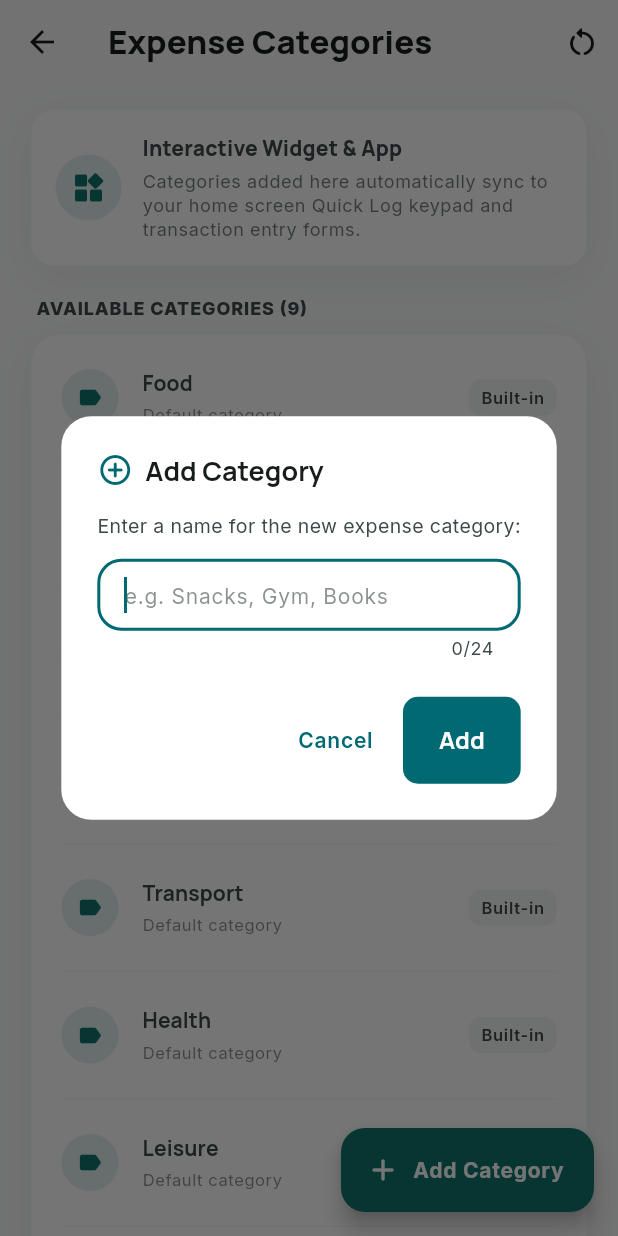
After one commit to abhilashmamminiyan/manikutti_mobile, a Flutter app: the CategoryPreferencesScreen screen opened directly, after a tap on "Add Category", on a phone screen of 412 x 824 dp. The commit adds this screen. Run offline on Flutter 3.47's test engine with Material 3 defaults, Android fonts, the phone set to English and light mode, and no system bars; our stand-ins replace connectivity_plus, file_picker, flutter_local_notifications, flutter_secure_storage, google_fonts, image_picker and 6 more; missing offline and left inert: google_mlkit_text_recognition, home_widget, syncfusion_flutter_pdf, workmanager; accounts and stored records are empty.

Commit message:
feat: interactive keypad home widget and category preferences

```diff
--- /dev/null
+++ b/lib/screens/category_preferences_screen.dart
@@ -0,0 +1,445 @@
+import 'package:flutter/material.dart';
+import '../services/category_service.dart';
+import '../theme/app_theme.dart';
+
+class CategoryPreferencesScreen extends StatefulWidget {
+  const CategoryPreferencesScreen({super.key});
+
+  @override
+  State<CategoryPreferencesScreen> createState() =>
+      _CategoryPreferencesScreenState();
+}
+
+class _CategoryPreferencesScreenState extends State<CategoryPreferencesScreen> {
+  final TextEditingController _categoryController = TextEditingController();
+  List<String> _categories = [];
+  bool _isLoading = true;
+
+  @override
+  void initState() {
+    super.initState();
+    _loadCategories();
+  }
+
+  @override
+  void dispose() {
+    _categoryController.dispose();
+    super.dispose();
+  }
+
+  Future<void> _loadCategories() async {
+    final list = await CategoryService.instance.getExpenseCategories();
+    if (mounted) {
+      setState(() {
+        _categories = list;
+        _isLoading = false;
+      });
+    }
+  }
+
+  void _showAddCategoryDialog() {
+    _categoryController.clear();
+    showDialog(
+      context: context,
+      builder: (ctx) {
+        return AlertDialog(
+          shape: RoundedRectangleBorder(
+            borderRadius: BorderRadius.circular(20),
+          ),
+          title: const Row(
+            children: [
+              Icon(Icons.add_circle_outline_rounded, color: AppTheme.primary),
+              SizedBox(width: 8),
+              Text(
+                'Add Category',
+                style: TextStyle(fontWeight: FontWeight.bold, fontSize: 18),
+              ),
+            ],
+          ),
+          content: Column(
+            mainAxisSize: MainAxisSize.min,
+            crossAxisAlignment: CrossAxisAlignment.start,
+            children: [
+              const Text(
+                'Enter a name for the new expense category:',
+                style: TextStyle(fontSize: 13, color: AppTheme.onSurfaceVariant),
+              ),
+              const SizedBox(height: 12),
+              TextField(
+                controller: _categoryController,
+                autofocus: true,
+                maxLength: 24,
+                textCapitalization: TextCapitalization.words,
+                decoration: InputDecoration(
+                  hintText: 'e.g. Snacks, Gym, Books',
+                  border: OutlineInputBorder(
+                    borderRadius: BorderRadius.circular(12),
+                  ),
+                  filled: true,
+                  contentPadding: const EdgeInsets.symmetric(
+                    horizontal: 14,
+                    vertical: 12,
+                  ),
+                ),
+              ),
+            ],
+          ),
+          actions: [
+            TextButton(
+              onPressed: () => Navigator.pop(ctx),
+              child: const Text('Cancel'),
+            ),
+            ElevatedButton(
+              onPressed: () async {
+                final name = _categoryController.text.trim();
+                if (name.isEmpty) return;
+
+                final success = await CategoryService.instance.addCategory(name);
+                if (ctx.mounted) {
+                  Navigator.pop(ctx);
+                }
+                if (success) {
+                  await _loadCategories();
+                  if (mounted) {
+                    ScaffoldMessenger.of(context).showSnackBar(
+                      SnackBar(
+                        content: Text('Category "$name" added successfully!'),
+                        backgroundColor: AppTheme.primary,
+                        behavior: SnackBarBehavior.floating,
+                      ),
+                    );
+                  }
+                } else {
+                  if (mounted) {
+                    ScaffoldMessenger.of(context).showSnackBar(
+                      SnackBar(
+                        content: Text('Category "$name" already exists.'),
+                        backgroundColor: Colors.redAccent,
+                        behavior: SnackBarBehavior.floating,
+                      ),
+                    );
+                  }
+                }
+              },
+              style: ElevatedButton.styleFrom(
+                backgroundColor: AppTheme.primary,
+                foregroundColor: Colors.white,
+                shape: RoundedRectangleBorder(
+                  borderRadius: BorderRadius.circular(10),
+                ),
+              ),
+              child: const Text('Add'),
+            ),
+          ],
+        );
+      },
+    );
+  }
+
+  void _confirmDeleteCategory(String category) {
+    showDialog(
+      context: context,
+      builder: (ctx) => AlertDialog(
+        shape: RoundedRectangleBorder(borderRadius: BorderRadius.circular(20)),
+        title: const Text('Delete Category?'),
+        content: Text('Are you sure you want to remove "$category"?'),
+        actions: [
+          TextButton(
+            onPressed: () => Navigator.pop(ctx),
+            child: const Text('Cancel'),
+          ),
+          ElevatedButton(
+            onPressed: () async {
+              Navigator.pop(ctx);
+              final success = await CategoryService.instance.removeCategory(
+                category,
+              );
+              if (success) {
+                await _loadCategories();
+                if (mounted) {
+                  ScaffoldMessenger.of(context).showSnackBar(
+                    SnackBar(
+                      content: Text('Removed "$category"'),
+                      behavior: SnackBarBehavior.floating,
+                    ),
+                  );
+                }
+              }
+            },
+            style: ElevatedButton.styleFrom(
+              backgroundColor: Colors.redAccent,
+              foregroundColor: Colors.white,
+            ),
+            child: const Text('Delete'),
+          ),
+        ],
+      ),
+    );
+  }
+
+  void _confirmResetDefaults() {
+    showDialog(
+      context: context,
+      builder: (ctx) => AlertDialog(
+        shape: RoundedRectangleBorder(borderRadius: BorderRadius.circular(20)),
+        title: const Text('Reset Categories?'),
+        content: const Text(
+          'This will restore the original default expense categories.',
+        ),
+        actions: [
+          TextButton(
+            onPressed: () => Navigator.pop(ctx),
+            child: const Text('Cancel'),
+          ),
+          ElevatedButton(
+            onPressed: () async {
+              Navigator.pop(ctx);
+              await CategoryService.instance.resetToDefaults();
+              await _loadCategories();
+              if (mounted) {
+                ScaffoldMessenger.of(context).showSnackBar(
+                  const SnackBar(
+                    content: Text('Categories reset to defaults'),
+                    behavior: SnackBarBehavior.floating,
+                  ),
+                );
+              }
+            },
+            child: const Text('Reset'),
+          ),
+        ],
+      ),
+    );
+  }
+
+  @override
+  Widget build(BuildContext context) {
+    final theme = Theme.of(context);
+    final isDark = theme.brightness == Brightness.dark;
+
+    return Scaffold(
+      appBar: AppBar(
+        title: Text(
+          'Expense Categories',
+          style: theme.textTheme.titleLarge?.copyWith(
+            fontWeight: FontWeight.w800,
+          ),
+        ),
+        actions: [
+          IconButton(
+            icon: const Icon(Icons.restart_alt_rounded),
+            tooltip: 'Reset to Defaults',
+            onPressed: _confirmResetDefaults,
+          ),
+        ],
+      ),
+      body: _isLoading
+          ? const Center(child: CircularProgressIndicator())
+          : ListView(
+              padding: const EdgeInsets.symmetric(horizontal: 20, vertical: 16),
+              children: [
+                // Info Card
+                Container(
+                  padding: const EdgeInsets.all(16),
+                  decoration: BoxDecoration(
+                    color: isDark
+                        ? AppTheme.darkSurfaceContainerLowest
+                        : AppTheme.surfaceContainerLowest,
+                    borderRadius: BorderRadius.circular(16),
+                    border: Border.all(
+                      color: isDark
+                          ? const Color(0xFF2C3233)
+                          : AppTheme.outlineVariant.withOpacity(0.18),
+                    ),
+                    boxShadow: AppTheme.ambientCardShadow,
+                  ),
+                  child: Row(
+                    children: [
+                      Container(
+                        padding: const EdgeInsets.all(10),
+                        decoration: BoxDecoration(
+                          color: const Color(0xFF0F766E).withOpacity(0.12),
+                          shape: BoxShape.circle,
+                        ),
+                        child: const Icon(
+                          Icons.widgets_rounded,
+                          color: Color(0xFF0F766E),
+                          size: 24,
+                        ),
+                      ),
+                      const SizedBox(width: 14),
+                      Expanded(
+                        child: Column(
+                          crossAxisAlignment: CrossAxisAlignment.start,
+                          children: [
+                            Text(
+                              'Interactive Widget & App',
+                              style: theme.textTheme.titleSmall?.copyWith(
+                                fontWeight: FontWeight.w800,
+                              ),
+                            ),
+                            const SizedBox(height: 4),
+                            Text(
+                              'Categories added here automatically sync to your home screen Quick Log keypad and transaction entry forms.',
+                              style: theme.textTheme.bodySmall?.copyWith(
+                                color: isDark
+                                    ? AppTheme.darkOnSurfaceVariant
+                                    : AppTheme.onSurfaceVariant.withOpacity(
+                                        0.7,
+                                      ),
+                              ),
+                            ),
+                          ],
+                        ),
+                      ),
+                    ],
+                  ),
+                ),
+                const SizedBox(height: 20),
+
+                // Categories Header
+                Padding(
+                  padding: const EdgeInsets.only(left: 4, bottom: 8),
+                  child: Row(
+                    mainAxisAlignment: MainAxisAlignment.spaceBetween,
+                    children: [
+                      Text(
+                        'AVAILABLE CATEGORIES (${_categories.length})',
+                        style: theme.textTheme.labelMedium?.copyWith(
+                          fontWeight: FontWeight.w800,
+                          color: isDark
+                              ? AppTheme.darkOnSurfaceVariant
+                              : AppTheme.onSurfaceVariant,
+                          letterSpacing: 0.6,
+                        ),
+                      ),
+                    ],
+                  ),
+                ),
+
+                // Categories Card List
+                Container(
+                  decoration: BoxDecoration(
+                    color: isDark
+                        ? AppTheme.darkSurfaceContainerLowest
+                        : AppTheme.surfaceContainerLowest,
+                    borderRadius: BorderRadius.circular(20),
+                    border: Border.all(
+                      color: isDark
+                          ? const Color(0xFF2C3233)
+                          : AppTheme.outlineVariant.withOpacity(0.18),
+                    ),
+                    boxShadow: AppTheme.ambientCardShadow,
+                  ),
+                  child: ListView.separated(
+                    shrinkWrap: true,
+                    physics: const NeverScrollableScrollPhysics(),
+                    itemCount: _categories.length,
+                    separatorBuilder: (context, index) => Padding(
+                      padding: const EdgeInsets.symmetric(horizontal: 20),
+                      child: Divider(
+                        height: 1,
+                        color: isDark
+                            ? const Color(0xFF2C3233)
+                            : AppTheme.outlineVariant.withOpacity(0.15),
+                      ),
+                    ),
+                    itemBuilder: (context, index) {
+                      final category = _categories[index];
+                      final isDefault =
+                          CategoryService.defaultCategories.contains(category);
+
+                      return ListTile(
+                        contentPadding: const EdgeInsets.symmetric(
+                          horizontal: 20,
+                          vertical: 6,
+                        ),
+                        leading: Container(
+                          width: 38,
+                          height: 38,
+                          decoration: BoxDecoration(
+                            color: isDefault
+                                ? const Color(0xFF0F766E).withOpacity(0.12)
+                                : const Color(0xFF0284C7).withOpacity(0.12),
+                            shape: BoxShape.circle,
+                          ),
+                          child: Center(
+                            child: Icon(
+                              isDefault
+                                  ? Icons.label_rounded
+                                  : Icons.star_rounded,
+                              size: 18,
+                              color: isDefault
+                                  ? const Color(0xFF0F766E)
+                                  : const Color(0xFF0284C7),
+                            ),
+                          ),
+                        ),
+                        title: Text(
+                          category,
+                          style: theme.textTheme.titleSmall?.copyWith(
+                            fontWeight: FontWeight.w700,
+                          ),
+                        ),
+                        subtitle: Text(
+                          isDefault ? 'Default category' : 'Custom category',
+                          style: theme.textTheme.bodySmall?.copyWith(
+                            fontSize: 11,
+                            color: isDark
+                                ? AppTheme.darkOnSurfaceVariant
+                                : AppTheme.onSurfaceVariant.withOpacity(0.6),
+                          ),
+                        ),
+                        trailing: isDefault
+                            ? Container(
+                                padding: const EdgeInsets.symmetric(
+                                  horizontal: 8,
+                                  vertical: 4,
+                                ),
+                                decoration: BoxDecoration(
+                                  color: isDark
+                                      ? AppTheme.darkSurfaceContainer
+                                      : AppTheme.surfaceContainerLow,
+                                  borderRadius: BorderRadius.circular(8),
+                                ),
+                                child: Text(
+                                  'Built-in',
+                                  style: TextStyle(
+                                    fontSize: 11,
+                                    color: isDark
+                                        ? AppTheme.darkOnSurfaceVariant
+                                        : AppTheme.onSurfaceVariant,
+                                    fontWeight: FontWeight.w600,
+                                  ),
+                                ),
+                              )
+                            : IconButton(
+                                icon: const Icon(
+                                  Icons.delete_outline_rounded,
+                                  color: Colors.redAccent,
+                                  size: 20,
+                                ),
+                                tooltip: 'Remove Category',
+                                onPressed: () =>
+                                    _confirmDeleteCategory(category),
+                              ),
+                      );
+                    },
+                  ),
+                ),
+                const SizedBox(height: 80),
+              ],
+            ),
+      floatingActionButton: FloatingActionButton.extended(
+        onPressed: _showAddCategoryDialog,
+        backgroundColor: const Color(0xFF0F766E),
+        foregroundColor: Colors.white,
+        icon: const Icon(Icons.add_rounded),
+        label: const Text(
+          'Add Category',
+          style: TextStyle(fontWeight: FontWeight.bold),
+        ),
+      ),
+    );
+  }
+}
--- /dev/null
+++ b/lib/services/category_service.dart
@@ -0,0 +1,96 @@
+import 'package:flutter/foundation.dart';
+import 'package:shared_preferences/shared_preferences.dart';
+import 'package:home_widget/home_widget.dart';
+
+class CategoryService {
+  static final CategoryService instance = CategoryService._init();
+  static const String _keyCategories = 'custom_expense_categories';
+
+  static const List<String> defaultCategories = [
+    'Food',
+    'Fuel',
+    'Shopping',
+    'Housing',
+    'Transport',
+    'Health',
+    'Leisure',
+    'Investment',
+    'Other',
+  ];
+
+  final ValueNotifier<List<String>> categoriesNotifier =
+      ValueNotifier<List<String>>(defaultCategories);
+
+  CategoryService._init();
+
+  Future<void> init() async {
+    final cats = await getExpenseCategories();
+    categoriesNotifier.value = cats;
+    await syncToWidget(cats);
+  }
+
+  Future<List<String>> getExpenseCategories() async {
+    try {
+      final prefs = await SharedPreferences.getInstance();
+      final stored = prefs.getStringList(_keyCategories);
+      if (stored != null && stored.isNotEmpty) {
+        return stored;
+      }
+    } catch (e) {
+      if (kDebugMode) print('Error loading categories: $e');
+    }
+    return List<String>.from(defaultCategories);
+  }
+
+  Future<bool> addCategory(String category) async {
+    final trimmed = category.trim();
+    if (trimmed.isEmpty) return false;
+
+    final current = await getExpenseCategories();
+    // Case-insensitive duplicate check
+    if (current.any((c) => c.toLowerCase() == trimmed.toLowerCase())) {
+      return false;
+    }
+
+    current.add(trimmed);
+    final prefs = await SharedPreferences.getInstance();
+    await prefs.setStringList(_keyCategories, current);
+    categoriesNotifier.value = List<String>.from(current);
+    await syncToWidget(current);
+    return true;
+  }
+
+  Future<bool> removeCategory(String category) async {
+    final current = await getExpenseCategories();
+    final removed = current.remove(category);
+    if (removed) {
+      final prefs = await SharedPreferences.getInstance();
+      await prefs.setStringList(_keyCategories, current);
+      categoriesNotifier.value = List<String>.from(current);
+      await syncToWidget(current);
+      return true;
+    }
+    return false;
+  }
+
+  Future<void> resetToDefaults() async {
+    final prefs = await SharedPreferences.getInstance();
+    await prefs.remove(_keyCategories);
+    categoriesNotifier.value = List<String>.from(defaultCategories);
+    await syncToWidget(defaultCategories);
+  }
+
+  Future<void> syncToWidget(List<String> categories) async {
+    try {
+      await HomeWidget.saveWidgetData<String>(
+        'widget_categories',
+        categories.join(','),
+      );
+      await HomeWidget.updateWidget(
+        androidName: 'ManikuttiQuickLogWidgetProvider',
+      );
+    } catch (e) {
+      if (kDebugMode) print('Error syncing categories to widget: $e');
+    }
+  }
+}
--- a/lib/services/widget_data_service.dart
+++ b/lib/services/widget_data_service.dart
@@ -1,5 +1,6 @@
 import 'package:flutter/foundation.dart';
 import 'package:home_widget/home_widget.dart';
+import 'category_service.dart';
 import 'package:intl/intl.dart';
 import '../database/db_helper.dart';
 
@@ -69,8 +70,16 @@ class WidgetDataService {
       );
       await HomeWidget.saveWidgetData<bool>('has_alert', hasAlert);
 
-      // 4. Request Widget Update
+      // Sync custom categories for Quick Log Widget
+      final categories = await CategoryService.instance.getExpenseCategories();
+      await HomeWidget.saveWidgetData<String>(
+        'widget_categories',
+        categories.join(','),
+      );
+
+      // 4. Request Widget Updates (Summary Widget & Interactive Keypad Widget)
       await HomeWidget.updateWidget(androidName: androidWidgetProvider);
+      await HomeWidget.updateWidget(androidName: 'ManikuttiQuickLogWidgetProvider');
       if (kDebugMode) {
         print(
           'Widget updated successfully: Total=$formattedTotal, Alert=$pendingText',
```
Also changed, not shown: lib/main.dart (+8 -0 lines), lib/screens/add_transaction_screen.dart (+15 -9 lines), lib/screens/settings_screen.dart (+55 -0 lines), 11 other files.
